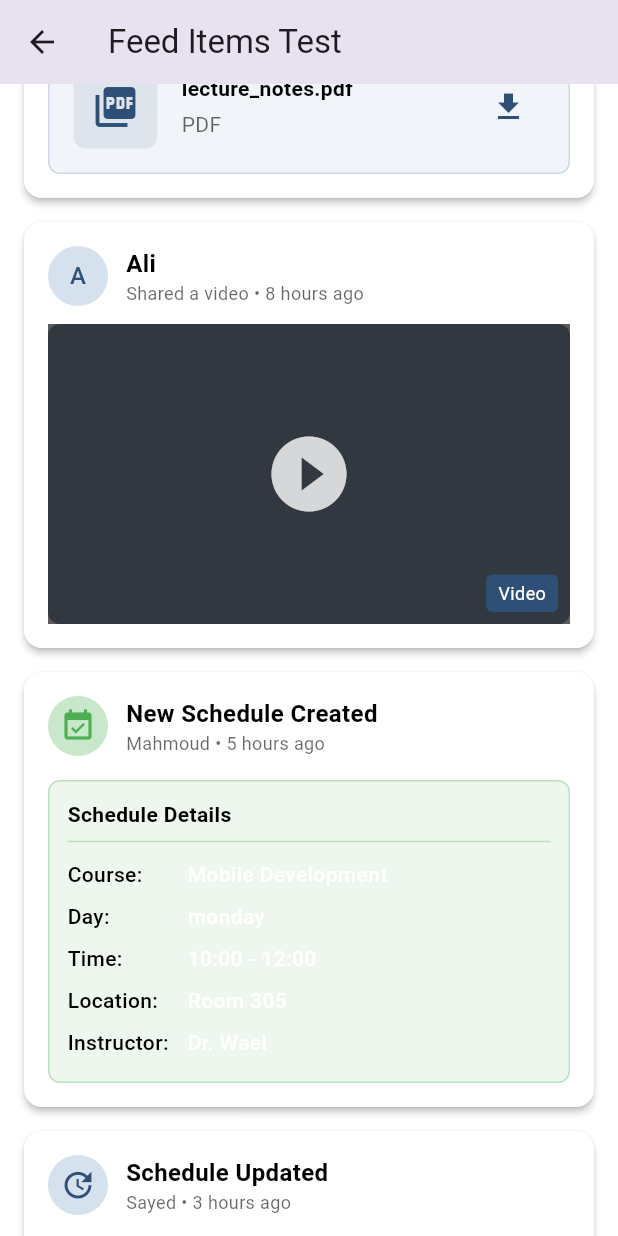
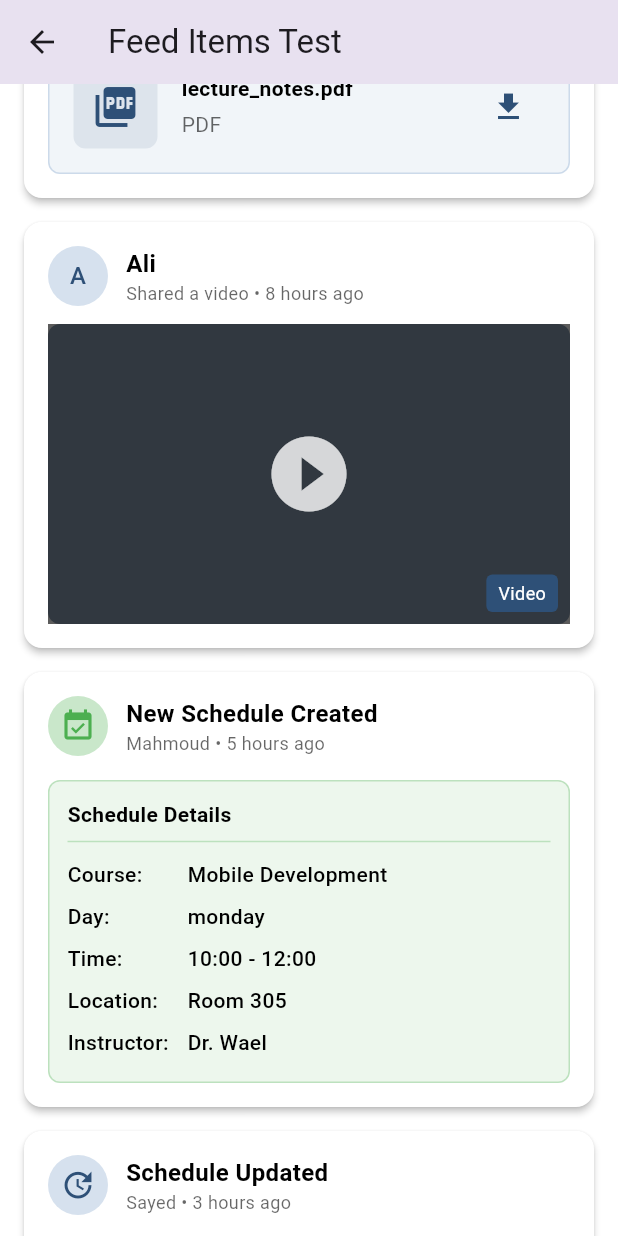
Before and after one commit to TDH9001/gradProj, a Flutter app: the FeedTestScreen screen opened directly, scrolled down 576 dp, on a phone screen of 412 x 824 dp. Run offline on Flutter 3.47's test engine with Material 3 defaults, Android fonts, the phone set to English and light mode, and no system bars; our stand-ins replace audioplayers, cloud_firestore, connectivity_plus, curved_navigation_bar, firebase_auth, firebase_core and 10 more; missing offline and left inert: omni_datetime_picker, record; accounts and stored records are empty; network calls fail.

Commit message:
table in dark
edit SceduleCreateFeedItem

```diff
--- a/lib/models/feed_items_models/schedule_create_item.dart
+++ b/lib/models/feed_items_models/schedule_create_item.dart
@@ -150,7 +150,7 @@ class SceduleCreateFeedItem extends FeedItems {
             child: Text(
               value,
               style: TextStyle(
-                color: Colors.white,
+                color:  textColor,
                 fontWeight: FontWeight.w500,
               ),
             ),
--- a/lib/widgets/dropdown_select_widget.dart
+++ b/lib/widgets/dropdown_select_widget.dart
@@ -40,7 +40,7 @@ class _MyWidgetState extends State<DropdownSelect> {
         ),
         fieldDecoration: FieldDecoration(
           hintText: 'Courses',
-          hintStyle:  TextStyle(color:isDarkMode ? Colors.white54 : Colors.black87),
+          hintStyle:  TextStyle(color:isDarkMode ? Colors.white : Colors.black87),
           prefixIcon: const Icon(Icons.add_circle_rounded, color: Colors.grey),
           showClearIcon: false,
           border: OutlineInputBorder(
--- a/lib/widgets/updated_scedule_item.dart
+++ b/lib/widgets/updated_scedule_item.dart
@@ -23,8 +23,8 @@ Widget updatedSceduleItem(ScheduleItemClass scl) {
         color: scl.type == 1
             ? const Color(0xFF4A739F)
             : scl.type == 2
-                ?  Colors.redAccent
-                : Colors.lightGreen[300],
+                ?  Color(0xffF44336)
+                : Color(0xFF388E3C),
         borderRadius: BorderRadius.circular(12),
         boxShadow: [
           BoxShadow(
```
